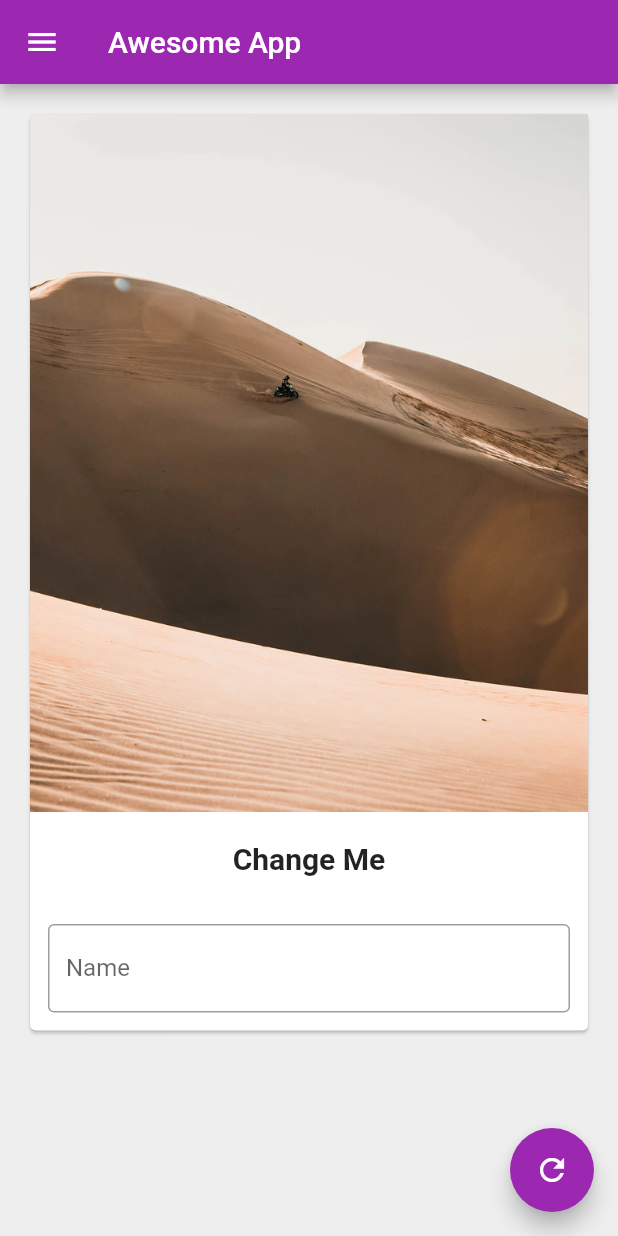
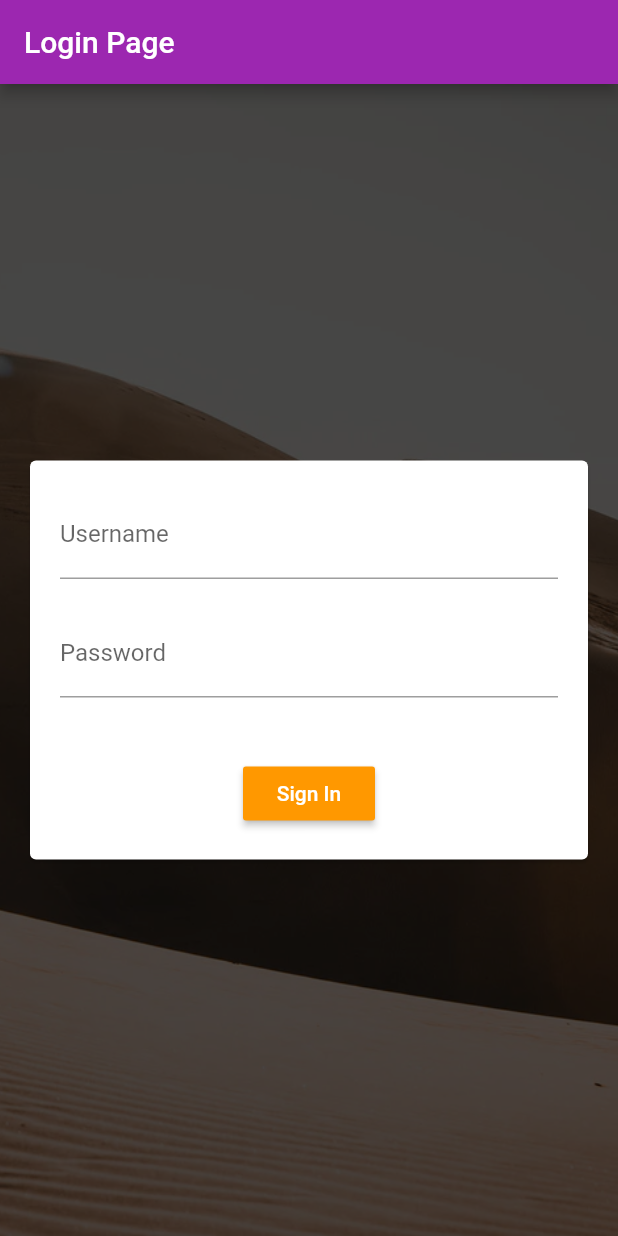
Before and after one commit to ankit18singh/awesome_flutter, a Flutter app: the screen it shows after launch, on a phone screen of 412 x 824 dp. Run offline on Flutter 3.47's test engine with Material 2 defaults, Android fonts, the phone set to English and light mode, and no system bars; our stand-ins replace shared_preferences.

Commit message:
Configure login and routing.

```diff
--- a/lib/bg_image.dart
+++ b/lib/bg_image.dart
@@ -4,8 +4,10 @@ class BgImage extends StatelessWidget {
   @override
   Widget build(BuildContext context) {
     return Image.asset(
-                  "assets/image.jpeg",
-                  fit: BoxFit.contain
+      "assets/image.jpeg",
+      fit: BoxFit.cover,
+      color: Colors.black.withOpacity(0.7),
+      colorBlendMode: BlendMode.darken,
     );
   }
 }
--- /dev/null
+++ b/lib/pages/login_page.dart
@@ -0,0 +1,74 @@
+import 'package:awesome_flutter/bg_image.dart';
+import 'package:awesome_flutter/utils/constants.dart';
+import 'package:flutter/material.dart';
+
+import 'home_page.dart';
+
+class LoginPage extends StatefulWidget {
+  @override
+  _LoginPageState createState() => _LoginPageState();
+}
+
+class _LoginPageState extends State<LoginPage> {
+
+  final userNameController = TextEditingController();
+  final passwordController = TextEditingController();
+
+  @override
+  Widget build(BuildContext context) {
+    return Scaffold(
+      appBar: AppBar(
+        title: Text("Login Page")
+      ),
+      body: Stack(
+        fit: StackFit.expand,
+        children: <Widget>[
+          BgImage(),
+          Center(child: Padding(
+        padding: const EdgeInsets.all(16.0),
+        child: SingleChildScrollView(
+            child: Card(
+                child: Column(
+                children: <Widget>[
+                  Form(child: Padding(
+                    padding: const EdgeInsets.all(20.0),
+                    child: Column(
+                    children: <Widget>[
+                      TextFormField(
+                        decoration: InputDecoration(
+                          hintText: "Enter Username",
+                          labelText: "Username"
+                        )
+                      ),
+                      SizedBox(height: 20),
+                      TextFormField(
+                        obscureText: true,
+                        decoration: InputDecoration(
+                          hintText: "Enter Password",
+                          labelText: "Password"
+                        )
+                      ),
+                    ]
+                    ),
+                  )),
+                  SizedBox(height: 20),
+                  RaisedButton(
+                    onPressed: () {
+                      Constants.prefs.setBool("loggedIn", true);
+                      Navigator.pushReplacementNamed(context, "/home");
+                    },
+                    child: Text("Sign In"),
+                    color: Colors.orange,
+                    textColor: Colors.white,
+                  ),
+                  SizedBox(height: 20),
+                ]
+              ),
+            )
+        ),
+      ),)
+        ]
+      )
+    );
+  }
+}
--- /dev/null
+++ b/lib/utils/constants.dart
@@ -0,0 +1,5 @@
+import 'package:shared_preferences/shared_preferences.dart';
+
+class Constants {
+  static SharedPreferences prefs;
+}
--- a/pubspec.yaml
+++ b/pubspec.yaml
@@ -28,6 +28,8 @@ dependencies:
   # The following adds the Cupertino Icons font to your application.
   # Use with the CupertinoIcons class for iOS style icons.
   cupertino_icons: ^1.0.0
+  http: ^0.12.0+4
+  shared_preferences: ^0.5.6+1
 
 dev_dependencies:
   flutter_test:
```
Also changed, not shown: lib/main.dart (+16 -3 lines), lib/pages/home_page.dart (+38 -6 lines), pubspec.lock, 6 other files.
